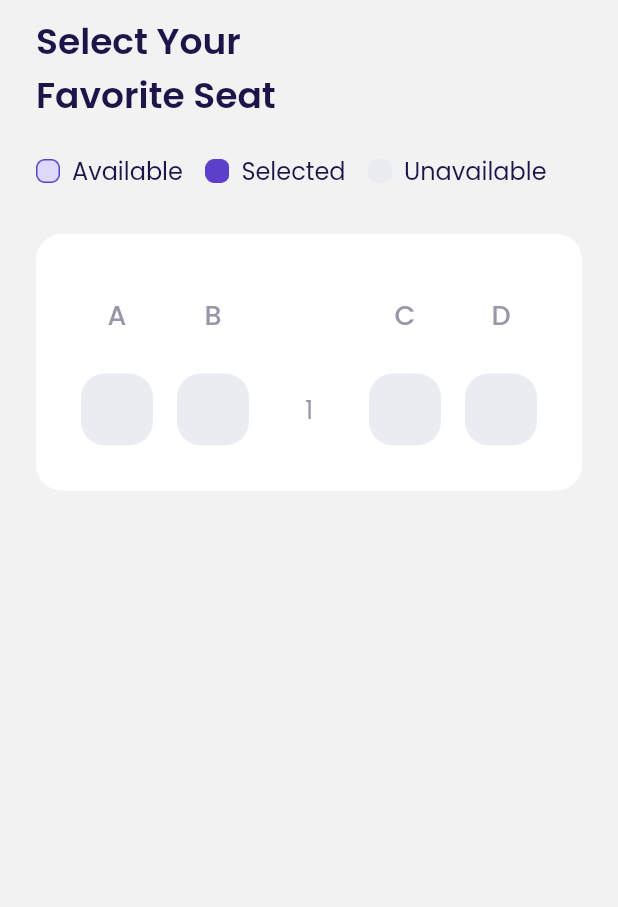
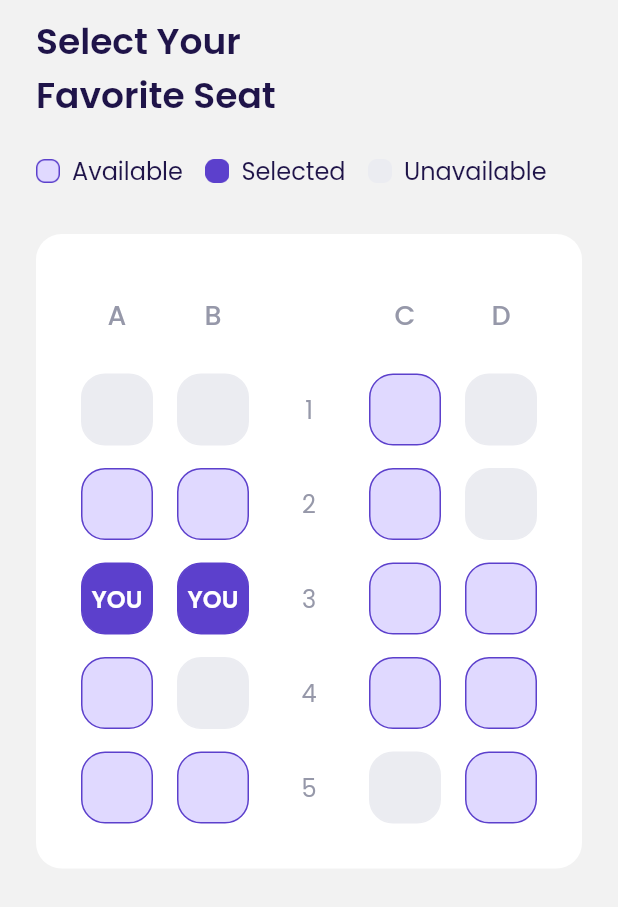
Before and after one commit to davadaviar/travel-app-intro, a Flutter app: the SeatPage screen opened by its route, on a phone screen of 412 x 824 dp. Shown: the top 907 px of the screen. Run offline on Flutter 3.47's test engine with Material 2 defaults, Android fonts, the phone set to English and light mode, and no system bars; our stand-ins replace google_fonts.

Commit message:
Update seat

```diff
--- a/lib/shared/theme.dart
+++ b/lib/shared/theme.dart
@@ -14,6 +14,7 @@ Color kBackgroundColor = Color(0xffF2F2F2);
 Color kInactiveColor = Color(0xffDBD7EC);
 Color kTransparentColor = Colors.transparent;
 Color kUnavailableColor = Color(0xffEBECF1);
+Color kAvailableColor = Color(0xffE0D9FF);
 
 TextStyle blackTextStyle = GoogleFonts.poppins(
   color: kBlackColor,
--- a/lib/ui/pages/seat_page.dart
+++ b/lib/ui/pages/seat_page.dart
@@ -201,13 +201,18 @@ class SeatPage extends StatelessWidget {
             ),
 
             // Note : Seat 1
+
             Container(
               margin: EdgeInsets.only(top: 15),
               child: Row(
                 mainAxisAlignment: MainAxisAlignment.spaceAround,
                 children: [
-                  CustomSeatItem(),
-                  CustomSeatItem(),
+                  CustomSeatItem(
+                    status: 2,
+                  ),
+                  CustomSeatItem(
+                    status: 2,
+                  ),
                   Container(
                     width: 48,
                     height: 48,
@@ -221,8 +226,144 @@ class SeatPage extends StatelessWidget {
                       ),
                     ),
                   ),
-                  CustomSeatItem(),
-                  CustomSeatItem(),
+                  CustomSeatItem(
+                    status: 0,
+                  ),
+                  CustomSeatItem(
+                    status: 2,
+                  ),
+                ],
+              ),
+            ),
+            Container(
+              margin: EdgeInsets.only(top: 15),
+              child: Row(
+                mainAxisAlignment: MainAxisAlignment.spaceAround,
+                children: [
+                  CustomSeatItem(
+                    status: 0,
+                  ),
+                  CustomSeatItem(
+                    status: 0,
+                  ),
+                  Container(
+                    width: 48,
+                    height: 48,
+                    child: Center(
+                      child: Text(
+                        '2',
+                        style: greyTextStyle.copyWith(
+                          fontSize: 16,
+                          fontWeight: regular,
+                        ),
+                      ),
+                    ),
+                  ),
+                  CustomSeatItem(
+                    status: 0,
+                  ),
+                  CustomSeatItem(
+                    status: 2,
+                  ),
+                ],
+              ),
+            ),
+            Container(
+              margin: EdgeInsets.only(top: 15),
+              child: Row(
+                mainAxisAlignment: MainAxisAlignment.spaceAround,
+                children: [
+                  CustomSeatItem(
+                    status: 1,
+                  ),
+                  CustomSeatItem(
+                    status: 1,
+                  ),
+                  Container(
+                    width: 48,
+                    height: 48,
+                    child: Center(
+                      child: Text(
+                        '3',
+                        style: greyTextStyle.copyWith(
+                          fontSize: 16,
+                          fontWeight: regular,
+                        ),
+                      ),
+                    ),
+                  ),
+                  CustomSeatItem(
+                    status: 0,
+                  ),
+                  CustomSeatItem(
+                    status: 0,
+                  ),
+                ],
+              ),
+            ),
+            Container(
+              margin: EdgeInsets.only(top: 15),
+              child: Row(
+                mainAxisAlignment: MainAxisAlignment.spaceAround,
+                children: [
+                  CustomSeatItem(
+                    status: 0,
+                  ),
+                  CustomSeatItem(
+                    status: 2,
+                  ),
+                  Container(
+                    width: 48,
+                    height: 48,
+                    child: Center(
+                      child: Text(
+                        '4',
+                        style: greyTextStyle.copyWith(
+                          fontSize: 16,
+                          fontWeight: regular,
+                        ),
+                      ),
+                    ),
+                  ),
+                  CustomSeatItem(
+                    status: 0,
+                  ),
+                  CustomSeatItem(
+                    status: 0,
+                  ),
+                ],
+              ),
+            ),
+            Container(
+              margin: EdgeInsets.only(top: 15),
+              child: Row(
+                mainAxisAlignment: MainAxisAlignment.spaceAround,
+                children: [
+                  CustomSeatItem(
+                    status: 0,
+                  ),
+                  CustomSeatItem(
+                    status: 0,
+                  ),
+                  Container(
+                    width: 48,
+                    height: 48,
+                    child: Center(
+                      child: Text(
+                        '5',
+                        style: greyTextStyle.copyWith(
+                          fontSize: 16,
+                          fontWeight: regular,
+                        ),
+                      ),
+                    ),
+                  ),
+                  CustomSeatItem(
+                    status: 2,
+                  ),
+                  CustomSeatItem(
+                    status: 0,
+                  ),
                 ],
               ),
             )
--- a/lib/ui/widgets/custom_seat_item.dart
+++ b/lib/ui/widgets/custom_seat_item.dart
@@ -2,17 +2,73 @@ import 'package:flutter/material.dart';
 import '../../shared/theme.dart';
 
 class CustomSeatItem extends StatelessWidget {
-  const CustomSeatItem({super.key});
+  // Note : 0.Available, 1.Selected, 2.Unavailable
+  final int status;
+
+  const CustomSeatItem({Key? key, required this.status}) : super(key: key);
 
   @override
   Widget build(BuildContext context) {
+    backGround() {
+      switch (status) {
+        case 0:
+          return kAvailableColor;
+        case 1:
+          return kPrimaryColor;
+        case 2:
+          return kUnavailableColor;
+        default:
+          return kUnavailableColor;
+      }
+    }
+
+    ;
+
+    borderColor() {
+      switch (status) {
+        case 0:
+          return kPrimaryColor;
+        case 1:
+          return kPrimaryColor;
+        case 2:
+          return kUnavailableColor;
+        default:
+          return kUnavailableColor;
+      }
+    }
+
+    childText() {
+      switch (status) {
+        case 0:
+          return SizedBox();
+        case 1:
+          return Center(
+            child: Text(
+              'YOU',
+              style: whiteTextStyle.copyWith(
+                fontSize: 16,
+                fontWeight: semiBold,
+              ),
+            ),
+          );
+        case 2:
+          return SizedBox();
+        default:
+          return SizedBox();
+      }
+    }
+
     return Container(
       width: 48,
       height: 48,
       decoration: BoxDecoration(
-        color: kUnavailableColor,
+        color: backGround(),
         borderRadius: BorderRadius.circular(16),
+        border: Border.all(
+          color: borderColor(),
         ),
-      );
+      ),
+      child: childText(),
+    );
   }
 }
```
